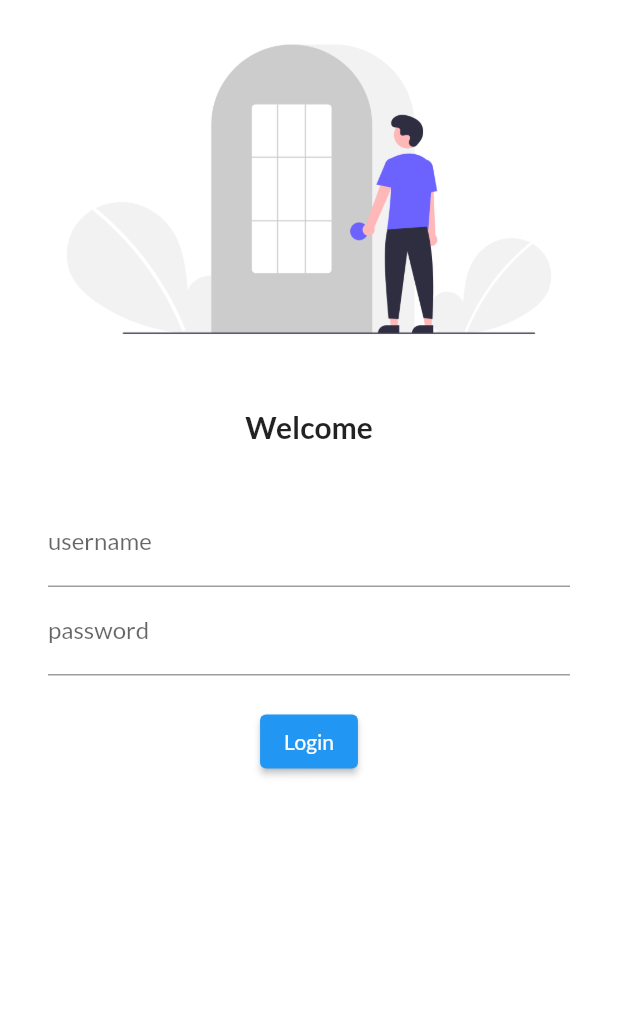
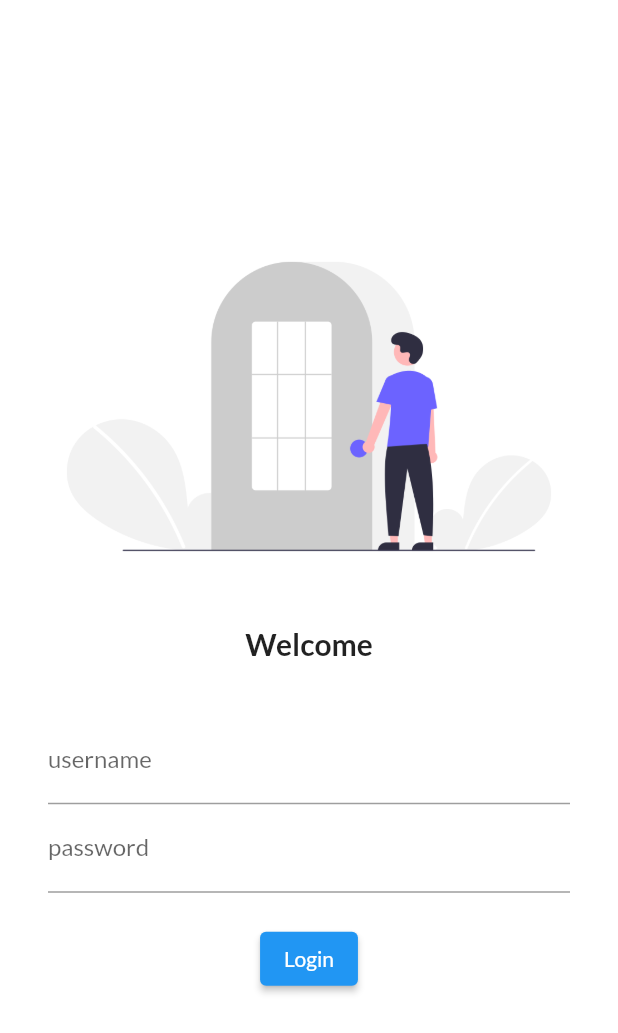
Before and after one commit to Jaivion/30DaysOfFlutter, a Flutter app: the screen it shows after launch, on a phone screen of 412 x 824 dp. Shown: the top 1033 px of the screen. Run offline on Flutter 3.47's test engine with Material 2 defaults, Android fonts, the phone set to English and light mode, and no system bars; our stand-ins replace google_fonts.

Commit message:
day5 completed

```diff
--- a/firstapp/lib/Pages/loginPage.dart
+++ b/firstapp/lib/Pages/loginPage.dart
@@ -1,4 +1,5 @@
 import 'package:flutter/material.dart';
+import 'package:firstapp/utils/routes.dart';
 
 class LoginPage extends StatelessWidget {
   const LoginPage({Key? key}) : super(key: key);
@@ -8,6 +9,7 @@ class LoginPage extends StatelessWidget {
     return Material(
       color: Colors.white,
       child: Center(
+        child: SingleChildScrollView(
           child: Column(
             children: [
               Image.asset('assets/images/login.png', fit: BoxFit.cover),
@@ -25,7 +27,8 @@ class LoginPage extends StatelessWidget {
                 height: 20,
               ),
               Padding(
-              padding: const EdgeInsets.symmetric(vertical: 16, horizontal: 32),
+                padding:
+                    const EdgeInsets.symmetric(vertical: 16, horizontal: 32),
                 child: Column(
                   children: [
                     TextFormField(
@@ -41,11 +44,11 @@ class LoginPage extends StatelessWidget {
                       height: 20,
                     ),
                     ElevatedButton(
-                    onPressed: () {
-                      print("Hi Coder..");
-                    },
                       child: Text("Login"),
                       style: TextButton.styleFrom(),
+                      onPressed: () {
+                        Navigator.pushNamed(context, MyRoutes.homeRoute);
+                      },
                     )
                   ],
                 ),
@@ -53,6 +56,7 @@ class LoginPage extends StatelessWidget {
             ],
           ),
         ),
+      ),
     );
   }
 }
--- a/firstapp/lib/main.dart
+++ b/firstapp/lib/main.dart
@@ -2,6 +2,7 @@ import 'package:firstapp/Pages/homePage.dart';
 import 'package:firstapp/Pages/loginPage.dart';
 import 'package:flutter/material.dart';
 import 'package:google_fonts/google_fonts.dart';
+import 'package:firstapp/utils/routes.dart';
 
 void main() {
   runApp(MyApp());
@@ -13,7 +14,6 @@ class MyApp extends StatelessWidget {
   @override
   Widget build(BuildContext context) {
     return MaterialApp(
-      home: HomePage(),
       themeMode: ThemeMode.light,
       theme: ThemeData(
         primarySwatch: Colors.blue,
@@ -21,10 +21,10 @@ class MyApp extends StatelessWidget {
         primaryTextTheme: GoogleFonts.latoTextTheme(),
       ),
       darkTheme: ThemeData(brightness: Brightness.dark),
-      initialRoute: "/login",
+      initialRoute: MyRoutes.loginRoute,
       routes: {
-        "/home": (context) => HomePage(),
-        "/login": (context) => LoginPage(),
+        MyRoutes.loginRoute: (context) => LoginPage(),
+        MyRoutes.homeRoute: (context) => HomePage(),
       },
     );
   }
--- /dev/null
+++ b/firstapp/lib/utils/routes.dart
@@ -0,0 +1,4 @@
+class MyRoutes {
+  static String loginRoute = '/login';
+  static String homeRoute = '/home';
+}
```
Lines whose indentation alone changed are shown as unchanged.
